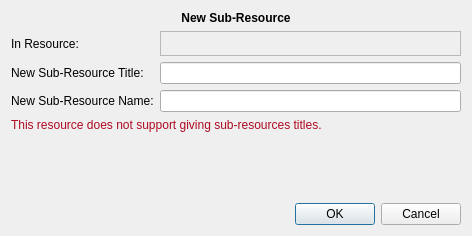
First picture: the form in src/klftools/klflibnewsubresdlg.ui, repository CryFeiFei/klatexformula, before the edit.
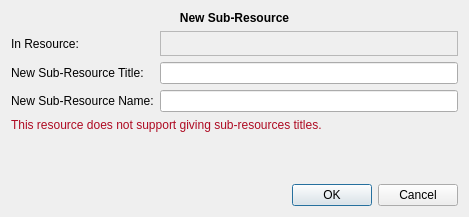
Second picture: the form after the edit. Icons and pictures are not drawn.

What changed in the file:
```diff
--- a/src/klftools/klflibnewsubresdlg.ui
+++ b/src/klftools/klflibnewsubresdlg.ui
@@ -6,8 +6,8 @@
    <rect>
     <x>0</x>
     <y>0</y>
-    <width>472</width>
-    <height>236</height>
+    <width>469</width>
+    <height>217</height>
    </rect>
   </property>
   <property name="windowTitle">
```
Left out of the diff: 10 changed lines with no effect on the pictures.
